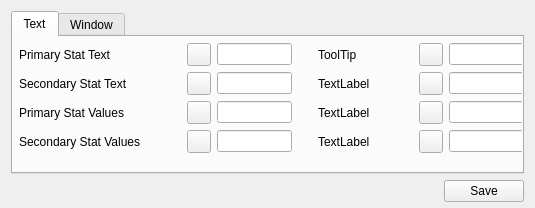
Qt form python2.7libs/searcher/ui_files/theme_tabs.ui (instance-id/Searcher) before a commit.
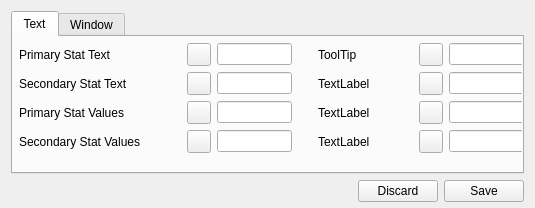
The same form after that commit.

Diff of the .ui file:
```diff
--- a/python2.7libs/searcher/ui_files/theme_tabs.ui
+++ b/python2.7libs/searcher/ui_files/theme_tabs.ui
@@ -61,6 +61,13 @@
          </property>
         </spacer>
        </item>
+       <item>
+        <widget class="QPushButton" name="discardtheme">
+         <property name="text">
+          <string>Discard</string>
+         </property>
+        </widget>
+       </item>
        <item>
         <widget class="QPushButton" name="savetheme">
          <property name="text">
```
Left out of the diff: 2 changed lines with no effect on the pictures.
